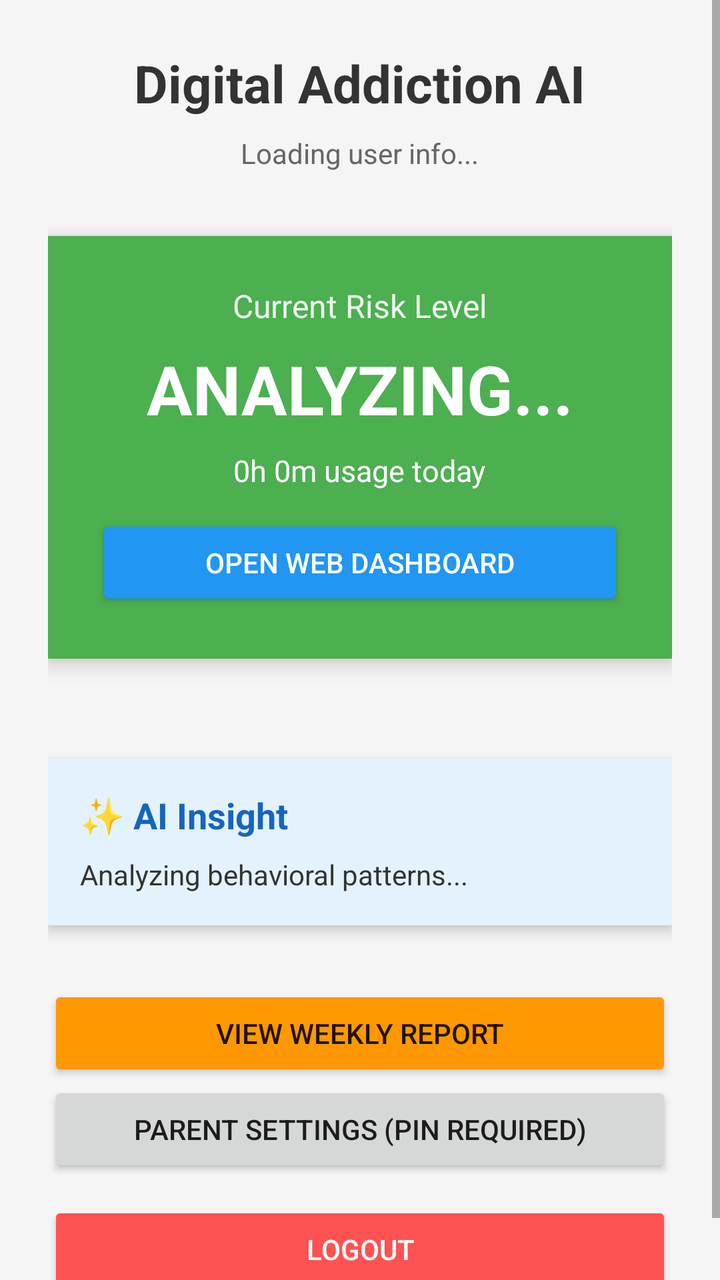
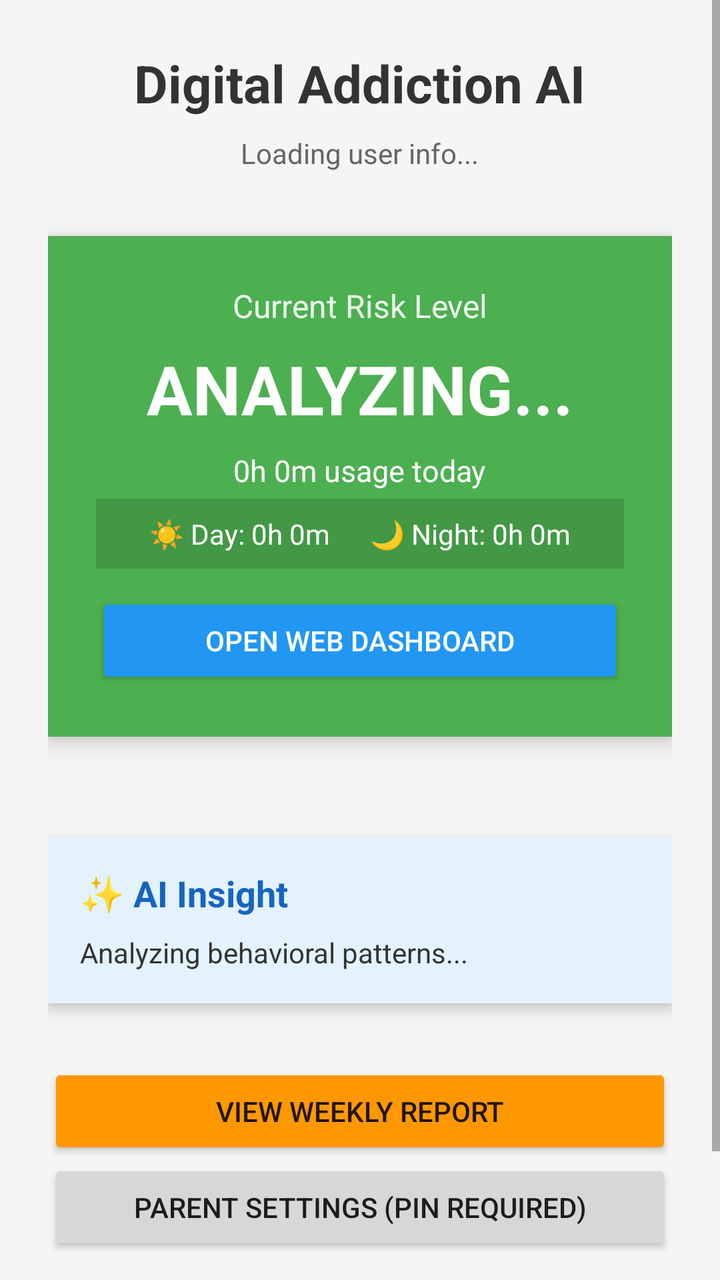

An Android layout rendered at two revisions. The XML below is the earlier revision; the diff shows what the commit changed to produce the second picture.
<!-- AndroidManifest.xml: application theme Theme.AppCompat.Light.NoActionBar -->
<!-- res/layout/activity_main.xml -->
<?xml version="1.0" encoding="utf-8"?>
<ScrollView xmlns:android="http://schemas.android.com/apk/res/android"
    android:layout_width="match_parent"
    android:layout_height="match_parent"
    android:fillViewport="true"
    android:background="#F5F5F5">
<LinearLayout xmlns:android="http://schemas.android.com/apk/res/android"
    android:orientation="vertical"
    android:gravity="center"
    android:layout_width="match_parent"
    android:layout_height="match_parent"
    android:padding="24dp"
    android:background="#F5F5F5">

    
    <TextView
        android:text="Digital Addiction AI"
        android:textSize="26sp"
        android:textStyle="bold"
        android:textColor="#333333"
        android:layout_marginBottom="8dp"
        android:layout_width="wrap_content"
        android:layout_height="wrap_content"/>

    
    <TextView
        android:id="@+id/tvUserEmail"
        android:text="Loading user info..."
        android:textSize="14sp"
        android:textColor="#666666"
        android:layout_marginBottom="32dp"
        android:layout_width="wrap_content"
        android:layout_height="wrap_content"/>

    
    
    <LinearLayout
        android:id="@+id/layoutRisk"
        android:orientation="vertical"
        android:gravity="center"
        android:background="#4CAF50"
        android:padding="24dp"
        android:elevation="6dp"
        android:layout_width="match_parent"
        android:layout_height="wrap_content"
        android:layout_marginBottom="40dp">

        <TextView
            android:text="Current Risk Level"
            android:textColor="#FFFFFF"
            android:textSize="16sp"
            android:alpha="0.9"
            android:layout_width="wrap_content"
            android:layout_height="wrap_content"/>

        <TextView
            android:id="@+id/tvRiskLevel"
            android:text="ANALYZING..."
            android:textColor="#FFFFFF"
            android:textSize="34sp"
            android:textStyle="bold"
            android:layout_marginTop="8dp"
            android:layout_marginBottom="8dp"
            android:layout_width="wrap_content"
            android:layout_height="wrap_content"/>

        <TextView
            android:id="@+id/tvTotalTime"
            android:text="0h 0m usage today"
            android:textColor="#FFFFFF"
            android:textSize="15sp"
            android:layout_width="wrap_content"
            android:layout_height="wrap_content"/>
        
        <Button
            android:id="@+id/btnWebDashboard"
            android:text="Open Web Dashboard"
            android:backgroundTint="#2196F3"
            android:textColor="#FFFFFF"
            android:layout_marginTop="12dp"
            android:layout_width="match_parent"
            android:layout_height="wrap_content"/>
    </LinearLayout>

    
    <LinearLayout
        android:orientation="vertical"
        android:background="#E3F2FD"
        android:padding="16dp"
        android:elevation="4dp"
        android:layout_marginTop="10dp"
        android:layout_marginBottom="20dp"
        android:layout_width="match_parent"
        android:layout_height="wrap_content">

        <LinearLayout
            android:orientation="horizontal"
            android:gravity="center_vertical"
            android:layout_marginBottom="8dp"
            android:layout_width="match_parent"
            android:layout_height="wrap_content">

            <TextView
                android:text="✨ AI Insight"
                android:textStyle="bold"
                android:textColor="#1565C0"
                android:textSize="18sp"
                android:layout_width="wrap_content"
                android:layout_height="wrap_content"/>
        </LinearLayout>

        <TextView
            android:id="@+id/tvRecommendation"
            android:text="Analyzing behavioral patterns..."
            android:textSize="14sp"
            android:textColor="#333333"
            android:lineSpacingExtra="4dp"
            android:layout_width="match_parent"
            android:layout_height="wrap_content"/>
    </LinearLayout>

    
    <Button
        android:id="@+id/btnWeeklyReport"
        android:text="View Weekly Report"
        android:backgroundTint="#FF9800"
        android:layout_marginTop="10dp"
        android:layout_width="match_parent"
        android:layout_height="wrap_content"/>
    <Button
        android:id="@+id/btnParentSettings"
        android:text="Parent Settings (PIN Required)"
        android:padding="12dp"
        android:layout_width="match_parent"
        android:layout_height="wrap_content"
        android:layout_marginBottom="12dp"/>

    
    <Button
        android:id="@+id/btnLogout"
        android:text="Logout"
        android:backgroundTint="#FF5252"
        android:textColor="#FFFFFF"
        android:layout_width="match_parent"
        android:layout_height="wrap_content"/>

</LinearLayout>
</ScrollView>
<!-- resources referenced by this layout -->
<resources>

</resources>

<!-- the commit's change to res/layout/activity_main.xml (unified diff, before → after) -->
@@ -71,6 +71,33 @@
             android:textSize="15sp"
             android:layout_width="wrap_content"
             android:layout_height="wrap_content"/>
+        
+        <LinearLayout
+            android:orientation="horizontal"
+            android:gravity="center"
+            android:background="#22000000"
+            android:padding="8dp"
+            android:layout_width="match_parent"
+            android:layout_height="wrap_content"
+            android:layout_marginTop="4dp">
+
+            <TextView
+                android:id="@+id/tvDayTime"
+                android:text="☀️ Day: 0h 0m"
+                android:textColor="#FFFFFF"
+                android:textSize="14sp"
+                android:layout_marginEnd="20dp"
+                android:layout_width="wrap_content"
+                android:layout_height="wrap_content"/>
+
+            <TextView
+                android:id="@+id/tvNightTime"
+                android:text="🌙 Night: 0h 0m"
+                android:textColor="#FFFFFF"
+                android:textSize="14sp"
+                android:layout_width="wrap_content"
+                android:layout_height="wrap_content"/>
+        </LinearLayout>
         
         <Button
             android:id="@+id/btnWebDashboard"
